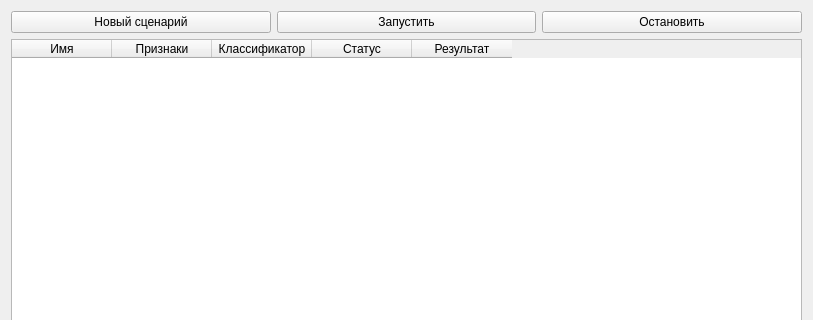
strangecamelcaselogin/computer_modelling_course, file course_project/app/ui/session_widget.ui: the form before one commit; both pictures show x 0 to 813 and y 0 to 320 of the 813 by 730 pixel window.
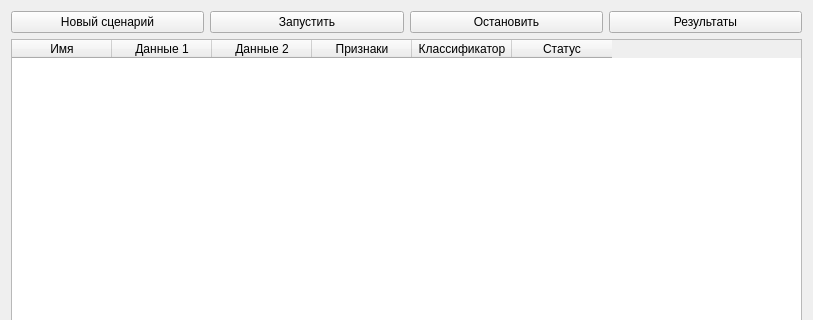
The form after the commit.

Patch:
```diff
--- a/course_project/app/ui/session_widget.ui
+++ b/course_project/app/ui/session_widget.ui
@@ -39,6 +39,13 @@
          </property>
         </widget>
        </item>
+       <item>
+        <widget class="QPushButton" name="results_button">
+         <property name="text">
+          <string>Результаты</string>
+         </property>
+        </widget>
+       </item>
       </layout>
      </item>
      <item>
@@ -69,6 +76,16 @@
          <string>Имя</string>
         </property>
        </column>
+       <column>
+        <property name="text">
+         <string>Данные 1</string>
+        </property>
+       </column>
+       <column>
+        <property name="text">
+         <string>Данные 2</string>
+        </property>
+       </column>
        <column>
         <property name="text">
          <string>Признаки</string>
@@ -84,11 +101,6 @@
          <string>Статус</string>
         </property>
        </column>
-       <column>
-        <property name="text">
-         <string>Результат</string>
-        </property>
-       </column>
       </widget>
      </item>
     </layout>
```
Left out of the diff: 10 changed lines with no effect on the pictures.
